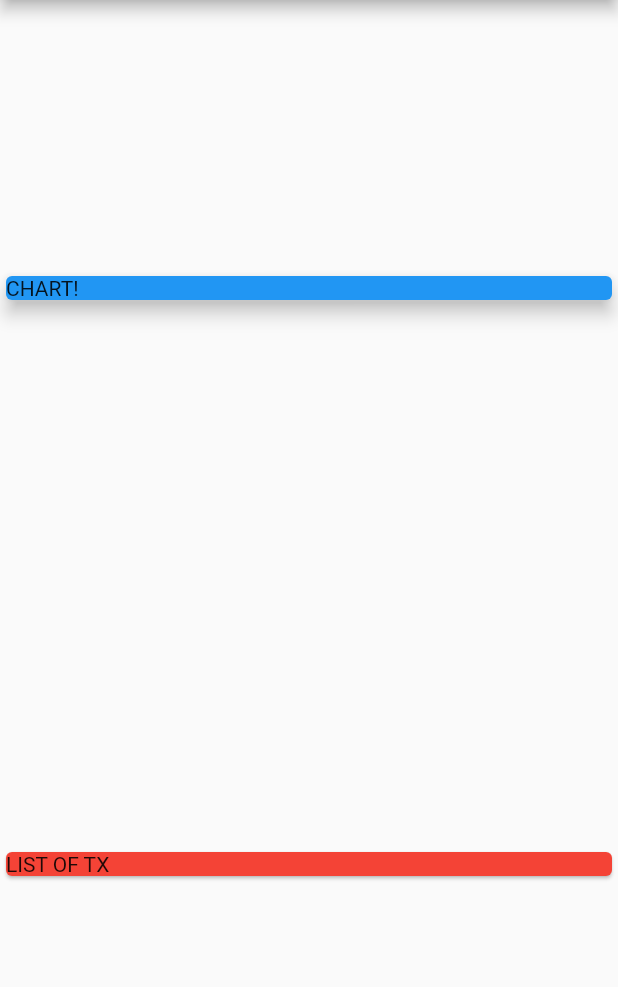
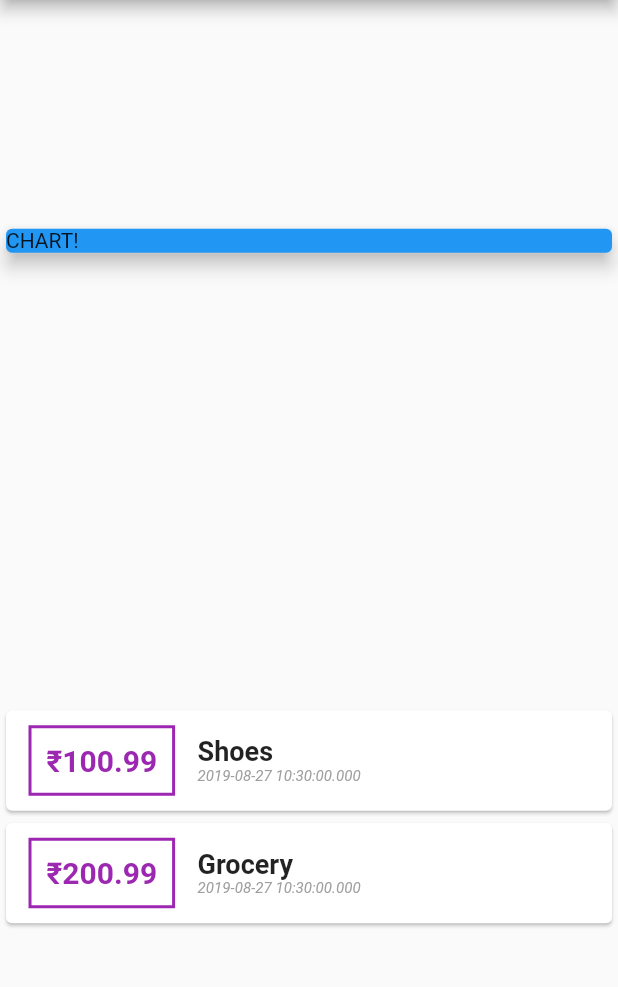
Before and after one commit to Mathanagopal97/Flutter-Applications, a Flutter app: the screen it shows after launch, on a phone screen of 412 x 824 dp, the part 84-1071 px from its top. Run offline on Flutter 3.47's test engine with Material 2 defaults, Android fonts, the phone set to English and light mode, and no system bars.

```diff
--- a/expense_planner/lib/main.dart
+++ b/expense_planner/lib/main.dart
@@ -1,3 +1,4 @@
+import 'package:expense_planner/transaction.dart';
 import 'package:flutter/material.dart';
 
 void main() => runApp(MyApp());
@@ -13,6 +14,20 @@ class MyApp extends StatelessWidget {
 }
 
 class MyHomePage extends StatelessWidget {
+  final List<Transaction> transactions = [
+    Transaction(
+      id: 't1',
+      amount: 100.99,
+      title: 'Shoes',
+      date: DateTime.now(),
+    ),
+    Transaction(
+      id: 't2',
+      amount: 200.99,
+      title: 'Grocery',
+      date: DateTime.now(),
+    ),
+  ];
   @override
   Widget build(BuildContext context) {
     return Scaffold(
@@ -31,9 +46,56 @@ class MyHomePage extends StatelessWidget {
               elevation: 5,
             ),
           ),
-          Card(
-            color: Colors.red,
-            child: Text('LIST OF TX'),
+          Column(
+            children: transactions.map((tx) {
+              return Card(
+                child: Row(
+                  children: <Widget>[
+                    Container(
+                      margin: EdgeInsets.symmetric(
+                        vertical: 10,
+                        horizontal: 15,
+                      ),
+                      decoration: BoxDecoration(
+                        border: Border.all(
+                          color: Colors.purple,
+                          width: 2,
+                        ),
+                      ),
+                      padding: EdgeInsets.all(10),
+                      child: Text(
+                        '₹${tx.amount}',
+                        style: TextStyle(
+                          fontWeight: FontWeight.bold,
+                          fontSize: 20,
+                          color: Colors.purple,
+                        ),
+                      ),
+                    ),
+                    Column(
+                      crossAxisAlignment: CrossAxisAlignment.start,
+                      children: <Widget>[
+                        Text(
+                          tx.title,
+                          style: TextStyle(
+                            fontWeight: FontWeight.bold,
+                            fontSize: 18,
+                          ),
+                        ),
+                        Text(
+                          tx.date.toString(),
+                          style: TextStyle(
+                            fontStyle: FontStyle.italic,
+                            color: Colors.grey,
+                            fontSize: 10,
+                          ),
+                        ),
+                      ],
+                    )
+                  ],
+                ),
+              );
+            }).toList(),
           ),
         ],
       ),
--- /dev/null
+++ b/expense_planner/lib/transaction.dart
@@ -0,0 +1,13 @@
+class Transaction {
+  final String id;
+  final String title;
+  final double amount;
+  final DateTime date;
+
+  Transaction({
+    this.amount,
+    this.date,
+    this.id,
+    this.title,
+  });
+}
```
